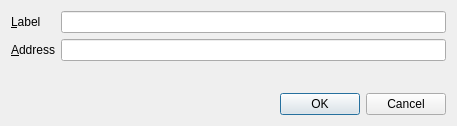
First picture: the form in src/qt/forms/editaddressdialog.ui, repository CryptoCoderz/HalfMoon, before the edit.
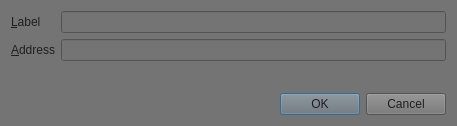
Second picture: the form after the edit.

What changed in the file:
```diff
--- a/src/qt/forms/editaddressdialog.ui
+++ b/src/qt/forms/editaddressdialog.ui
@@ -13,6 +13,10 @@
   <property name="windowTitle">
    <string>Edit Address</string>
   </property>
+  <property name="styleSheet">
+   <string notr="true">background-color: rgb(116, 116, 116);
+color: rgb(31, 31, 31);</string>
+  </property>
   <layout class="QVBoxLayout" name="verticalLayout">
    <item>
     <layout class="QFormLayout" name="formLayout">
```
